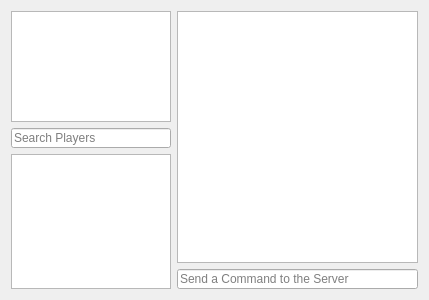
Above: Ui/ServerTabWidget.ui from Thumperrr/Terraria_Server_Manager before the change. Below: the same form after it.
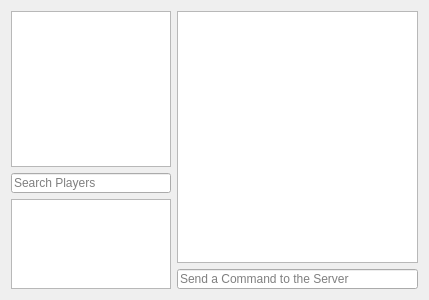
That is the form after the change.

Diff of the .ui file:
```diff
--- a/Ui/ServerTabWidget.ui
+++ b/Ui/ServerTabWidget.ui
@@ -29,7 +29,7 @@
          <property name="maximumSize">
           <size>
            <width>175</width>
-           <height>111</height>
+           <height>200</height>
           </size>
          </property>
         </widget>
@@ -60,7 +60,7 @@
        <property name="maximumSize">
         <size>
          <width>175</width>
-         <height>135</height>
+         <height>125</height>
         </size>
        </property>
        <property name="contextMenuPolicy">
```
